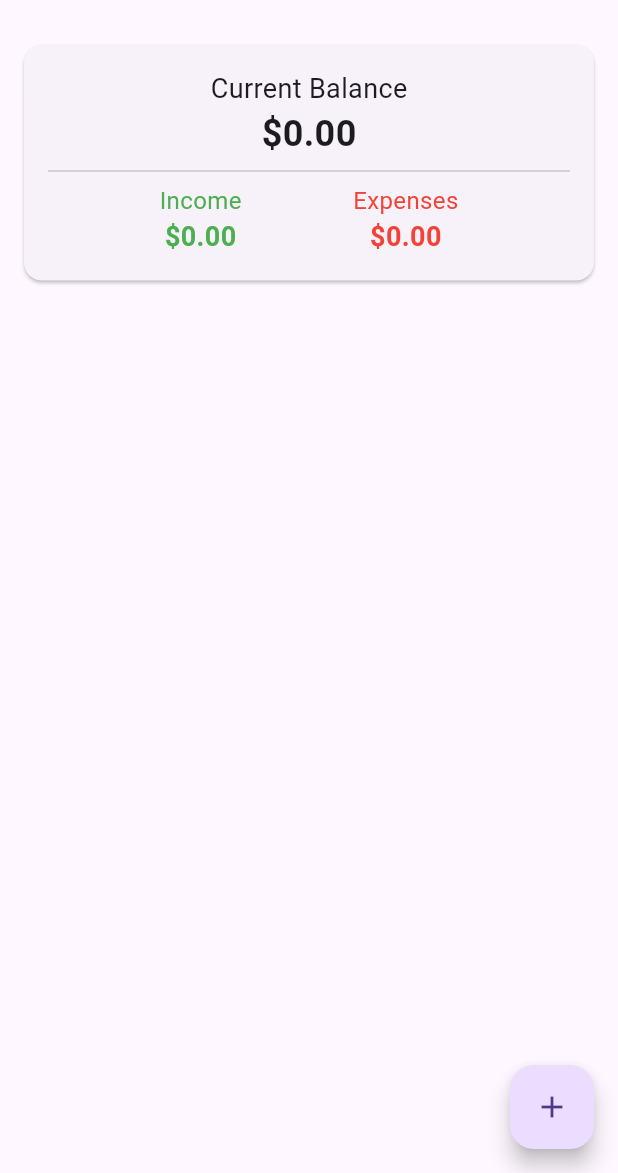
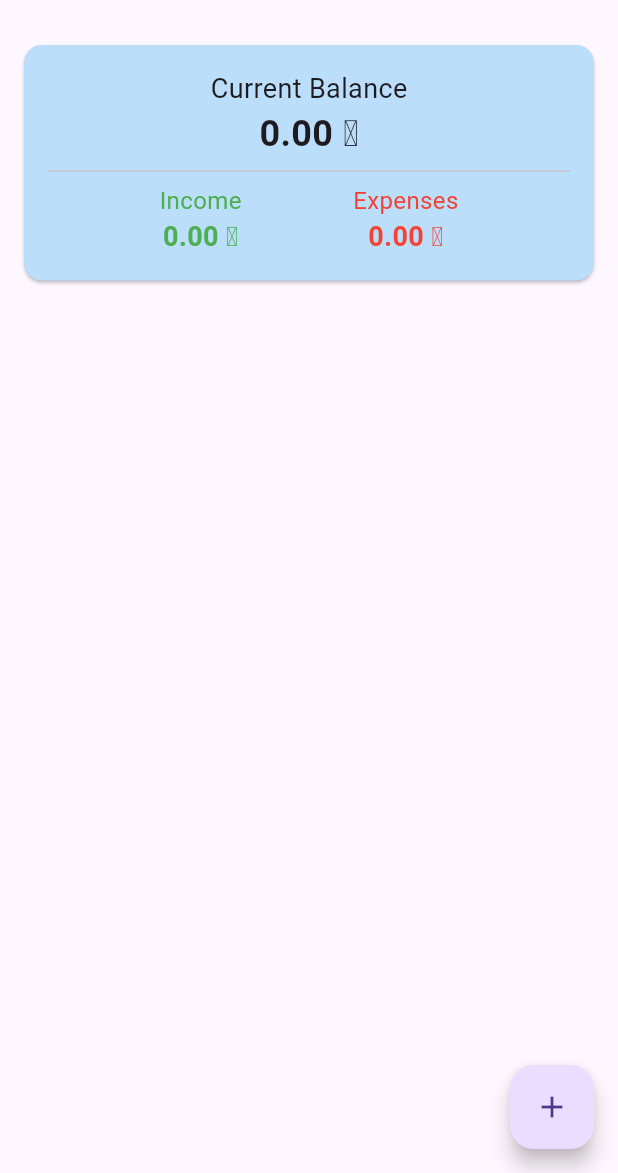
Before and after one commit to asylbekuly/FinanceApp, a Flutter app: the screen it shows after launch, on a phone screen of 412 x 824 dp, the part 63-1236 px from its top. Run offline on Flutter 3.47's test engine with Material 3 defaults, Android fonts, the phone set to English and light mode, and no system bars.

Commit message:
updated background the prices

```diff
--- a/lib/main.dart
+++ b/lib/main.dart
@@ -115,13 +115,14 @@ class BalanceCard extends StatelessWidget {
   @override
   Widget build(BuildContext context) {
     return Card(
+      color: Colors.blue[100],
       margin: EdgeInsets.all(16.0),
       child: Padding(
         padding: EdgeInsets.all(16.0),
         child: Column(
           children: [
             Text('Current Balance', style: TextStyle(fontSize: 18.0)),
-            Text('\$${balance.toStringAsFixed(2)}',
+            Text('${balance.toStringAsFixed(2)} ₸',
                 style: TextStyle(fontSize: 24.0, fontWeight: FontWeight.bold)),
             Divider(),
             Row(
@@ -130,14 +131,14 @@ class BalanceCard extends StatelessWidget {
                 Column(
                   children: [
                     Text('Income', style: TextStyle(fontSize: 16.0, color: Colors.green)),
-                    Text('\$${income.toStringAsFixed(2)}',
+                    Text('${income.toStringAsFixed(2)} ₸',
                         style: TextStyle(fontSize: 18.0, fontWeight: FontWeight.bold, color: Colors.green)),
                   ],
                 ),
                 Column(
                   children: [
                     Text('Expenses', style: TextStyle(fontSize: 16.0, color: Colors.red)),
-                    Text('\$${expense.toStringAsFixed(2)}',
+                    Text('${expense.toStringAsFixed(2)} ₸',
                         style: TextStyle(fontSize: 18.0, fontWeight: FontWeight.bold, color: Colors.red)),
                   ],
                 ),
@@ -169,7 +170,7 @@ class TransactionList extends StatelessWidget {
             mainAxisSize: MainAxisSize.min,
             children: [
               Text(
-                '\$${transaction.amount.toStringAsFixed(2)}',
+                '${transaction.amount.toStringAsFixed(2)} ₸',
                 style: TextStyle(
                   fontSize: 16.0,
                   fontWeight: FontWeight.bold,
```
